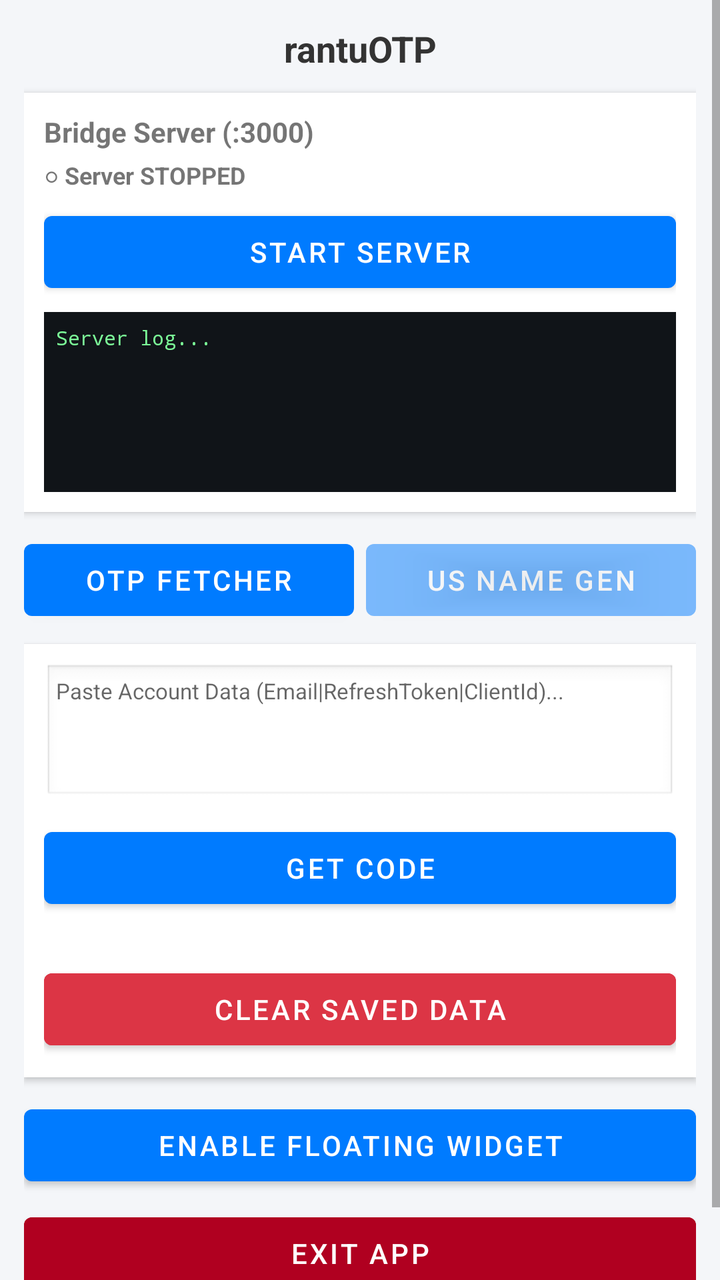
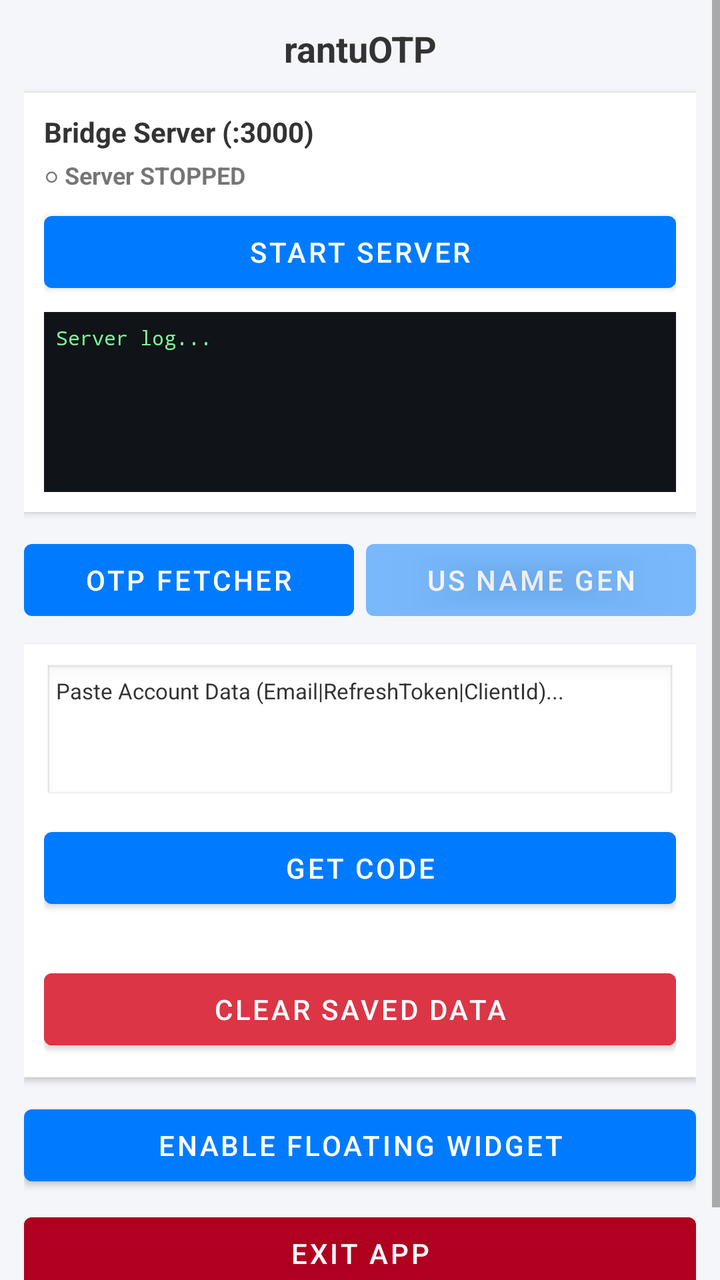

An Android layout rendered at two revisions. The XML below is the earlier revision; the diff shows what the commit changed to produce the second picture.
<!-- AndroidManifest.xml: application theme Theme.OTPFetch -->
<!-- res/layout/activity_main.xml -->
<?xml version="1.0" encoding="utf-8"?>
<ScrollView xmlns:android="http://schemas.android.com/apk/res/android"
    android:layout_width="match_parent"
    android:layout_height="match_parent"
    android:background="#F4F6F9"
    android:fillViewport="true">

    <LinearLayout
        android:layout_width="match_parent"
        android:layout_height="wrap_content"
        android:orientation="vertical"
        android:padding="12dp">

        <TextView
            android:layout_width="match_parent"
            android:layout_height="wrap_content"
            android:gravity="center"
            android:text="rantuOTP"
            android:textColor="#333333"
            android:textSize="18sp"
            android:textStyle="bold" />

        
        <LinearLayout
            android:layout_width="match_parent"
            android:layout_height="wrap_content"
            android:layout_marginTop="10dp"
            android:background="#FFFFFF"
            android:elevation="2dp"
            android:orientation="vertical"
            android:padding="10dp">

            <TextView
                android:layout_width="wrap_content"
                android:layout_height="wrap_content"
                android:text="Bridge Server (:3000)"
                android:textStyle="bold" />

            <TextView
                android:id="@+id/serverStatus"
                android:layout_width="match_parent"
                android:layout_height="wrap_content"
                android:layout_marginTop="4dp"
                android:text="○ Server STOPPED"
                android:textSize="12sp"
                android:textStyle="bold" />

            <Button
                android:id="@+id/serverToggleBtn"
                android:layout_width="match_parent"
                android:layout_height="wrap_content"
                android:layout_marginTop="6dp"
                android:text="Start Server" />

            <ScrollView
                android:id="@+id/serverLogScroll"
                android:layout_width="match_parent"
                android:layout_height="90dp"
                android:layout_marginTop="6dp"
                android:background="#101418">

                <TextView
                    android:id="@+id/serverLog"
                    android:layout_width="match_parent"
                    android:layout_height="wrap_content"
                    android:padding="6dp"
                    android:text="Server log...\n"
                    android:textColor="#7CFC98"
                    android:textSize="10sp"
                    android:typeface="monospace" />
            </ScrollView>
        </LinearLayout>

        
        <LinearLayout
            android:layout_width="match_parent"
            android:layout_height="wrap_content"
            android:layout_marginTop="10dp"
            android:orientation="horizontal">

            <Button
                android:id="@+id/tabOtpBtn"
                android:layout_width="0dp"
                android:layout_height="wrap_content"
                android:layout_weight="1"
                android:text="OTP Fetcher" />

            <Button
                android:id="@+id/tabNameBtn"
                android:layout_width="0dp"
                android:layout_height="wrap_content"
                android:layout_marginStart="6dp"
                android:layout_weight="1"
                android:alpha="0.5"
                android:text="US Name Gen" />
        </LinearLayout>

        
        <LinearLayout
            android:id="@+id/tabOtp"
            android:layout_width="match_parent"
            android:layout_height="wrap_content"
            android:layout_marginTop="8dp"
            android:background="#FFFFFF"
            android:elevation="2dp"
            android:orientation="vertical"
            android:padding="10dp">

            <EditText
                android:id="@+id/accountData"
                android:layout_width="match_parent"
                android:layout_height="70dp"
                android:background="@android:drawable/edit_text"
                android:gravity="top"
                android:hint="Paste Account Data (Email|RefreshToken|ClientId)..."
                android:inputType="textMultiLine"
                android:padding="6dp"
                android:textSize="11sp" />

            <LinearLayout
                android:id="@+id/emailContainer"
                android:layout_width="match_parent"
                android:layout_height="wrap_content"
                android:layout_marginTop="8dp"
                android:background="#EEF5FF"
                android:orientation="vertical"
                android:padding="8dp"
                android:visibility="gone">

                <TextView
                    android:id="@+id/extractedEmail"
                    android:layout_width="match_parent"
                    android:layout_height="wrap_content"
                    android:gravity="center"
                    android:textColor="#0056B3"
                    android:textSize="13sp"
                    android:textStyle="bold" />

                <Button
                    android:id="@+id/copyEmailBtn"
                    android:layout_width="match_parent"
                    android:layout_height="wrap_content"
                    android:text="Copy Email" />
            </LinearLayout>

            <Button
                android:id="@+id/getCodeBtn"
                android:layout_width="match_parent"
                android:layout_height="wrap_content"
                android:layout_marginTop="8dp"
                android:text="GET CODE" />

            <TextView
                android:id="@+id/status"
                android:layout_width="match_parent"
                android:layout_height="wrap_content"
                android:gravity="center"
                android:textSize="11sp"
                android:textStyle="bold" />

            <LinearLayout
                android:id="@+id/resultContainer"
                android:layout_width="match_parent"
                android:layout_height="wrap_content"
                android:layout_marginTop="6dp"
                android:background="#EEF5FF"
                android:orientation="vertical"
                android:padding="8dp"
                android:visibility="gone">

                <TextView
                    android:layout_width="match_parent"
                    android:layout_height="wrap_content"
                    android:gravity="center"
                    android:text="OTP Code:"
                    android:textSize="11sp" />

                <TextView
                    android:id="@+id/otpCode"
                    android:layout_width="match_parent"
                    android:layout_height="wrap_content"
                    android:gravity="center"
                    android:text="------"
                    android:textColor="#28A745"
                    android:textSize="24sp"
                    android:textStyle="bold" />

                <Button
                    android:id="@+id/copyCodeBtn"
                    android:layout_width="match_parent"
                    android:layout_height="wrap_content"
                    android:text="Copy Code" />
            </LinearLayout>

            <Button
                android:id="@+id/clearBtn"
                android:layout_width="match_parent"
                android:layout_height="wrap_content"
                android:layout_marginTop="8dp"
                android:backgroundTint="#DC3545"
                android:text="Clear Saved Data" />
        </LinearLayout>

        
        <LinearLayout
            android:id="@+id/tabName"
            android:layout_width="match_parent"
            android:layout_height="wrap_content"
            android:layout_marginTop="8dp"
            android:background="#FFFFFF"
            android:elevation="2dp"
            android:orientation="vertical"
            android:padding="10dp"
            android:visibility="gone">

            <RadioGroup
                android:id="@+id/genderGroup"
                android:layout_width="match_parent"
                android:layout_height="wrap_content"
                android:orientation="horizontal">

                <RadioButton
                    android:id="@+id/genderMale"
                    android:layout_width="0dp"
                    android:layout_height="wrap_content"
                    android:layout_weight="1"
                    android:checked="true"
                    android:text="Male" />

                <RadioButton
                    android:id="@+id/genderFemale"
                    android:layout_width="0dp"
                    android:layout_height="wrap_content"
                    android:layout_weight="1"
                    android:text="Female" />

                <RadioButton
                    android:id="@+id/genderBoth"
                    android:layout_width="0dp"
                    android:layout_height="wrap_content"
                    android:layout_weight="1"
                    android:text="Random" />
            </RadioGroup>

            <Button
                android:id="@+id/genNameBtn"
                android:layout_width="match_parent"
                android:layout_height="wrap_content"
                android:layout_marginTop="6dp"
                android:text="Generate Name" />

            <LinearLayout
                android:id="@+id/nameContainer"
                android:layout_width="match_parent"
                android:layout_height="wrap_content"
                android:layout_marginTop="8dp"
                android:background="#EEF5FF"
                android:orientation="vertical"
                android:padding="8dp"
                android:visibility="gone">

                <TextView
                    android:id="@+id/generatedName"
                    android:layout_width="match_parent"
                    android:layout_height="wrap_content"
                    android:gravity="center"
                    android:text="---"
                    android:textColor="#0056B3"
                    android:textSize="15sp"
                    android:textStyle="bold" />

                <Button
                    android:id="@+id/copyNameBtn"
                    android:layout_width="match_parent"
                    android:layout_height="wrap_content"
                    android:text="Copy Name" />
            </LinearLayout>

            <TextView
                android:id="@+id/nameStatus"
                android:layout_width="match_parent"
                android:layout_height="wrap_content"
                android:gravity="center"
                android:textSize="11sp"
                android:textStyle="bold" />
        </LinearLayout>

        
        <Button
            android:id="@+id/floatingBtn"
            android:layout_width="match_parent"
            android:layout_height="wrap_content"
            android:layout_marginTop="10dp"
            android:text="Enable Floating Widget" />

        <Button
            android:id="@+id/exitBtn"
            android:layout_width="match_parent"
            android:layout_height="wrap_content"
            android:layout_marginTop="6dp"
            android:layout_marginBottom="16dp"
            android:backgroundTint="#B00020"
            android:text="Exit App" />

    </LinearLayout>
</ScrollView>
<!-- resources referenced by this layout -->
<resources>
  <style name="Theme.OTPFetch" parent="Theme.MaterialComponents.DayNight.DarkActionBar">
          <item name="colorPrimary">#007BFF</item>
          <item name="colorPrimaryDark">#0056B3</item>
          <item name="colorAccent">#28A745</item>
      </style>
</resources>

<!-- the commit's change to res/layout/activity_main.xml (unified diff, before → after) -->
@@ -2,7 +2,7 @@
 <ScrollView xmlns:android="http://schemas.android.com/apk/res/android"
     android:layout_width="match_parent"
     android:layout_height="match_parent"
-    android:background="#F4F6F9"
+    android:background="@color/screen_bg"
     android:fillViewport="true">
 
     <LinearLayout
@@ -16,7 +16,7 @@
             android:layout_height="wrap_content"
             android:gravity="center"
             android:text="rantuOTP"
-            android:textColor="#333333"
+            android:textColor="@color/title_text"
             android:textSize="18sp"
             android:textStyle="bold" />
 
@@ -25,7 +25,7 @@
             android:layout_width="match_parent"
             android:layout_height="wrap_content"
             android:layout_marginTop="10dp"
-            android:background="#FFFFFF"
+            android:background="@color/card_bg"
             android:elevation="2dp"
             android:orientation="vertical"
             android:padding="10dp">
@@ -34,6 +34,7 @@
                 android:layout_width="wrap_content"
                 android:layout_height="wrap_content"
                 android:text="Bridge Server (:3000)"
+                android:textColor="@color/title_text"
                 android:textStyle="bold" />
 
             <TextView
@@ -57,7 +58,7 @@
                 android:layout_width="match_parent"
                 android:layout_height="90dp"
                 android:layout_marginTop="6dp"
-                android:background="#101418">
+                android:background="@color/log_bg">
 
                 <TextView
                     android:id="@+id/serverLog"
@@ -65,7 +66,7 @@
                     android:layout_height="wrap_content"
                     android:padding="6dp"
                     android:text="Server log...\n"
-                    android:textColor="#7CFC98"
+                    android:textColor="@color/log_text"
                     android:textSize="10sp"
                     android:typeface="monospace" />
             </ScrollView>
@@ -101,7 +102,7 @@
             android:layout_width="match_parent"
             android:layout_height="wrap_content"
             android:layout_marginTop="8dp"
-            android:background="#FFFFFF"
+            android:background="@color/card_bg"
             android:elevation="2dp"
             android:orientation="vertical"
             android:padding="10dp">
@@ -114,6 +115,8 @@
                 android:gravity="top"
                 android:hint="Paste Account Data (Email|RefreshToken|ClientId)..."
                 android:inputType="textMultiLine"
+                android:textColor="@color/title_text"
+                android:textColorHint="@color/title_text"
                 android:padding="6dp"
                 android:textSize="11sp" />
 
@@ -122,7 +125,7 @@
                 android:layout_width="match_parent"
                 android:layout_height="wrap_content"
                 android:layout_marginTop="8dp"
-                android:background="#EEF5FF"
+                android:background="@color/info_bg"
                 android:orientation="vertical"
                 android:padding="8dp"
                 android:visibility="gone">
@@ -132,7 +135,7 @@
                     android:layout_width="match_parent"
                     android:layout_height="wrap_content"
                     android:gravity="center"
-                    android:textColor="#0056B3"
+                    android:textColor="@color/accent_blue"
                     android:textSize="13sp"
                     android:textStyle="bold" />
 
@@ -163,7 +166,7 @@
                 android:layout_width="match_parent"
                 android:layout_height="wrap_content"
                 android:layout_marginTop="6dp"
-                android:background="#EEF5FF"
+                android:background="@color/info_bg"
                 android:orientation="vertical"
                 android:padding="8dp"
                 android:visibility="gone">
@@ -173,6 +176,7 @@
                     android:layout_height="wrap_content"
                     android:gravity="center"
                     android:text="OTP Code:"
+                    android:textColor="@color/title_text"
                     android:textSize="11sp" />
 
                 <TextView
@@ -181,7 +185,7 @@
                     android:layout_height="wrap_content"
                     android:gravity="center"
                     android:text="------"
-                    android:textColor="#28A745"
+                    android:textColor="@color/otp_green"
                     android:textSize="24sp"
                     android:textStyle="bold" />
 
@@ -197,7 +201,7 @@
                 android:layout_width="match_parent"
                 android:layout_height="wrap_content"
                 android:layout_marginTop="8dp"
-                android:backgroundTint="#DC3545"
+                android:backgroundTint="@color/danger"
                 android:text="Clear Saved Data" />
         </LinearLayout>
 
@@ -207,7 +211,7 @@
             android:layout_width="match_parent"
             android:layout_height="wrap_content"
             android:layout_marginTop="8dp"
-            android:background="#FFFFFF"
+            android:background="@color/card_bg"
             android:elevation="2dp"
             android:orientation="vertical"
             android:padding="10dp"
@@ -225,21 +229,24 @@
                     android:layout_height="wrap_content"
                     android:layout_weight="1"
                     android:checked="true"
-                    android:text="Male" />
+                    android:text="Male"
+                    android:textColor="@color/title_text" />
 
                 <RadioButton
                     android:id="@+id/genderFemale"
                     android:layout_width="0dp"
                     android:layout_height="wrap_content"
                     android:layout_weight="1"
-                    android:text="Female" />
+                    android:text="Female"
+                    android:textColor="@color/title_text" />
 
                 <RadioButton
                     android:id="@+id/genderBoth"
                     android:layout_width="0dp"
                     android:layout_height="wrap_content"
                     android:layout_weight="1"
-                    android:text="Random" />
+                    android:text="Random"
+                    android:textColor="@color/title_text" />
             </RadioGroup>
 
             <Button
@@ -254,7 +261,7 @@
                 android:layout_width="match_parent"
                 android:layout_height="wrap_content"
                 android:layout_marginTop="8dp"
-                android:background="#EEF5FF"
+                android:background="@color/info_bg"
                 android:orientation="vertical"
                 android:padding="8dp"
                 android:visibility="gone">
@@ -265,7 +272,7 @@
                     android:layout_height="wrap_content"
                     android:gravity="center"
                     android:text="---"
-                    android:textColor="#0056B3"
+                    android:textColor="@color/accent_blue"
                     android:textSize="15sp"
                     android:textStyle="bold" />
 
@@ -274,6 +281,12 @@
                     android:layout_width="match_parent"
                     android:layout_height="wrap_content"
                     android:text="Copy Name" />
+
+                <Button
+                    android:id="@+id/copyNameSplitBtn"
+                    android:layout_width="match_parent"
+                    android:layout_height="wrap_content"
+                    android:text="Copy First, Last" />
             </LinearLayout>
 
             <TextView
@@ -299,7 +312,7 @@
             android:layout_height="wrap_content"
             android:layout_marginTop="6dp"
             android:layout_marginBottom="16dp"
-            android:backgroundTint="#B00020"
+            android:backgroundTint="@color/exit_red"
             android:text="Exit App" />
 
     </LinearLayout>
<!-- resource entries referenced after the edit -->
@@ -1,5 +1,15 @@
 <!-- resources referenced by this layout -->
 <resources>
+  <color name="accent_blue">#0056B3</color>
+  <color name="card_bg">#FFFFFF</color>
+  <color name="danger">#DC3545</color>
+  <color name="exit_red">#B00020</color>
+  <color name="info_bg">#EEF5FF</color>
+  <color name="log_bg">#101418</color>
+  <color name="log_text">#7CFC98</color>
+  <color name="otp_green">#1E8E3E</color>
+  <color name="screen_bg">#F4F6F9</color>
+  <color name="title_text">#333333</color>
   <style name="Theme.OTPFetch" parent="Theme.MaterialComponents.DayNight.DarkActionBar">
           <item name="colorPrimary">#007BFF</item>
           <item name="colorPrimaryDark">#0056B3</item>
